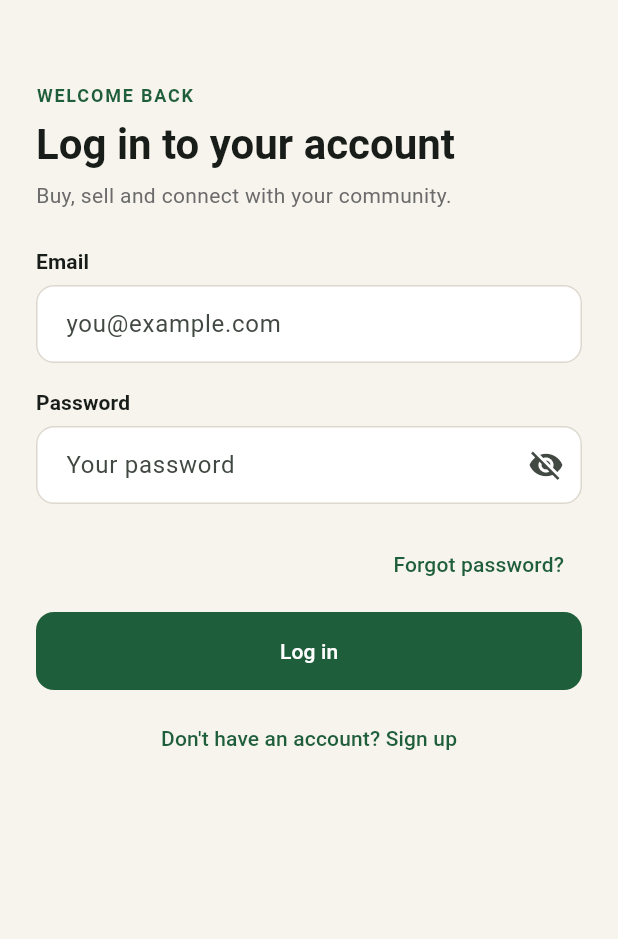
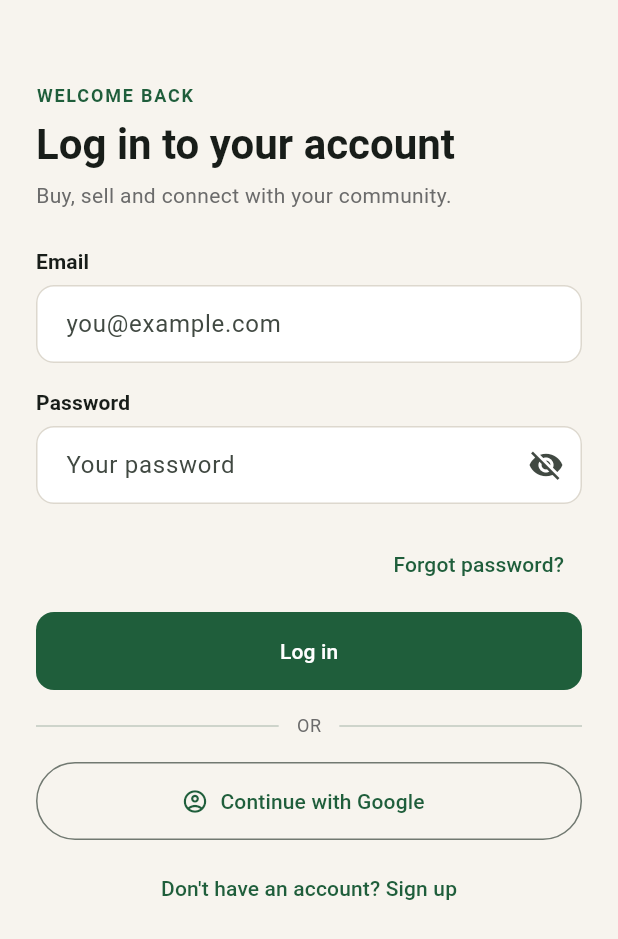
Before and after one commit to ishejaladouce/reuse-marketplace-group3, a Flutter app: the LoginScreen screen opened by its route, on a phone screen of 412 x 824 dp. Shown: the top 939 px of the screen. Run offline on Flutter 3.47's test engine with Material 3 defaults, Android fonts, the phone set to English and light mode, and no system bars; our stand-ins replace cloud_firestore, firebase_auth, firebase_core, flutter_dotenv, flutter_riverpod, go_router and 5 more; accounts and stored records are empty.

Commit message:
Add Google Sign-In as second authentication method

```diff
--- a/lib/features/auth/presentation/screens/login_screen.dart
+++ b/lib/features/auth/presentation/screens/login_screen.dart
@@ -7,7 +7,7 @@ import '../../../../core/utils/validators.dart';
 import '../../../../core/widgets/app_text_field.dart';
 import '../providers/auth_provider.dart';
 
-/// Login screen with email and password.
+/// Login screen with email/password and Google authentication.
 class LoginScreen extends ConsumerStatefulWidget {
   const LoginScreen({super.key});
 
@@ -31,18 +31,46 @@ class _LoginScreenState extends ConsumerState<LoginScreen> {
 
   Future<void> _submit() async {
     FocusScope.of(context).unfocus();
+
     if (!_formKey.currentState!.validate()) return;
-    final success = await ref.read(authControllerProvider.notifier).signIn(
-          email: _emailController.text,
-          password: _passwordController.text,
-        );
+
+    final success =
+        await ref.read(authControllerProvider.notifier).signIn(
+              email: _emailController.text,
+              password: _passwordController.text,
+            );
+
     if (!mounted) return;
+
     if (!success) {
       ScaffoldMessenger.of(context).showSnackBar(
-        SnackBar(content: Text(authErrorMessage(ref.read(authControllerProvider).error))),
+        SnackBar(
+          content: Text(
+            authErrorMessage(ref.read(authControllerProvider).error),
+          ),
+        ),
       );
     }
-    // On success, the router automatically opens the next screen.
+  }
+
+  Future<void> _signInWithGoogle() async {
+    FocusScope.of(context).unfocus();
+
+    final success = await ref
+        .read(authControllerProvider.notifier)
+        .signInWithGoogle();
+
+    if (!mounted) return;
+
+    if (!success) {
+      ScaffoldMessenger.of(context).showSnackBar(
+        SnackBar(
+          content: Text(
+            authErrorMessage(ref.read(authControllerProvider).error),
+          ),
+        ),
+      );
+    }
   }
 
   @override
@@ -52,7 +80,10 @@ class _LoginScreenState extends ConsumerState<LoginScreen> {
 
     return Scaffold(
       backgroundColor: AppColors.background,
-      appBar: AppBar(backgroundColor: Colors.transparent, elevation: 0),
+      appBar: AppBar(
+        backgroundColor: Colors.transparent,
+        elevation: 0,
+      ),
       body: SafeArea(
         child: SingleChildScrollView(
           padding: const EdgeInsets.fromLTRB(24, 0, 24, 24),
@@ -61,15 +92,28 @@ class _LoginScreenState extends ConsumerState<LoginScreen> {
             child: Column(
               crossAxisAlignment: CrossAxisAlignment.start,
               children: [
-                Text('WELCOME BACK',
-                    style: textTheme.labelMedium?.copyWith(
-                        color: AppColors.primary, fontWeight: FontWeight.w600, letterSpacing: 1.2)),
+                Text(
+                  'WELCOME BACK',
+                  style: textTheme.labelMedium?.copyWith(
+                    color: AppColors.primary,
+                    fontWeight: FontWeight.w600,
+                    letterSpacing: 1.2,
+                  ),
+                ),
                 const SizedBox(height: 6),
-                Text('Log in to your account',
-                    style: textTheme.headlineMedium?.copyWith(fontWeight: FontWeight.w700)),
+                Text(
+                  'Log in to your account',
+                  style: textTheme.headlineMedium?.copyWith(
+                    fontWeight: FontWeight.w700,
+                  ),
+                ),
                 const SizedBox(height: 6),
-                Text('Buy, sell and connect with your community.',
-                    style: textTheme.bodyMedium?.copyWith(color: AppColors.textMuted)),
+                Text(
+                  'Buy, sell and connect with your community.',
+                  style: textTheme.bodyMedium?.copyWith(
+                    color: AppColors.textMuted,
+                  ),
+                ),
                 const SizedBox(height: 24),
                 AppTextField(
                   label: 'Email',
@@ -88,16 +132,23 @@ class _LoginScreenState extends ConsumerState<LoginScreen> {
                     obscureText: hidden,
                     textInputAction: TextInputAction.done,
                     suffix: IconButton(
-                      icon: Icon(hidden ? Icons.visibility_off : Icons.visibility),
-                      tooltip: hidden ? 'Show password' : 'Hide password',
-                      onPressed: () => _hidePassword.value = !hidden,
+                      icon: Icon(
+                        hidden
+                            ? Icons.visibility_off
+                            : Icons.visibility,
+                      ),
+                      tooltip:
+                          hidden ? 'Show password' : 'Hide password',
+                      onPressed: () =>
+                          _hidePassword.value = !hidden,
                     ),
                   ),
                 ),
                 Align(
                   alignment: Alignment.centerRight,
                   child: TextButton(
-                    onPressed: () => context.push('/forgot-password'),
+                    onPressed: () =>
+                        context.push('/forgot-password'),
                     child: const Text('Forgot password?'),
                   ),
                 ),
@@ -111,16 +162,50 @@ class _LoginScreenState extends ConsumerState<LoginScreen> {
                         ? const SizedBox(
                             width: 22,
                             height: 22,
-                            child: CircularProgressIndicator(strokeWidth: 2, color: Colors.white),
+                            child: CircularProgressIndicator(
+                              strokeWidth: 2,
+                              color: Colors.white,
+                            ),
                           )
                         : const Text('Log in'),
+                  ),
+                ),
+                const SizedBox(height: 16),
+                Row(
+                  children: [
+                    const Expanded(child: Divider()),
+                    Padding(
+                      padding:
+                          const EdgeInsets.symmetric(horizontal: 12),
+                      child: Text(
+                        'OR',
+                        style: textTheme.bodySmall?.copyWith(
+                          color: AppColors.textMuted,
+                        ),
+                      ),
+                    ),
+                    const Expanded(child: Divider()),
+                  ],
+                ),
+                const SizedBox(height: 16),
+                SizedBox(
+                  width: double.infinity,
+                  height: 52,
+                  child: OutlinedButton.icon(
+                    onPressed:
+                        isLoading ? null : _signInWithGoogle,
+                    icon: const Icon(Icons.account_circle_outlined),
+                    label: const Text('Continue with Google'),
                   ),
                 ),
                 const SizedBox(height: 8),
                 Center(
                   child: TextButton(
-                    onPressed: () => context.pushReplacement('/signup'),
-                    child: const Text("Don't have an account? Sign up"),
+                    onPressed: () =>
+                        context.pushReplacement('/signup'),
+                    child: const Text(
+                      "Don't have an account? Sign up",
+                    ),
                   ),
                 ),
               ],
```
Also changed, not shown: lib/features/auth/data/repositories/auth_repository_impl.dart (+101 -5 lines), lib/features/auth/domain/repositories/auth_repository.dart (+7 -1 lines), lib/features/auth/presentation/providers/auth_provider.dart (+41 -11 lines), 1 other file.
